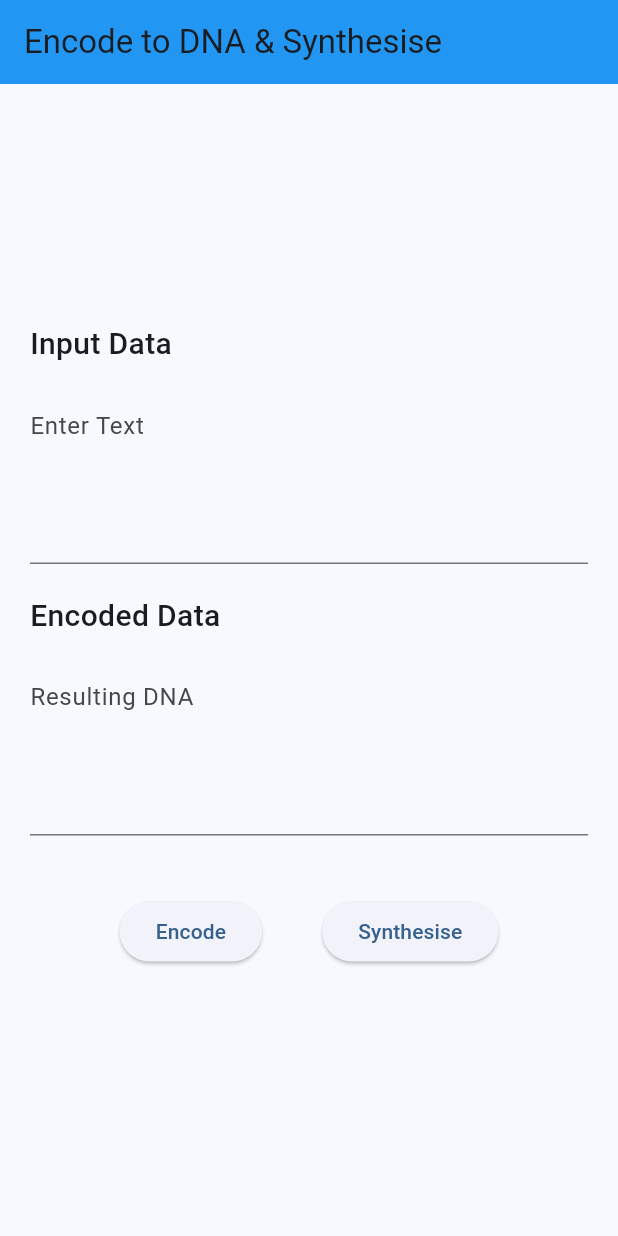
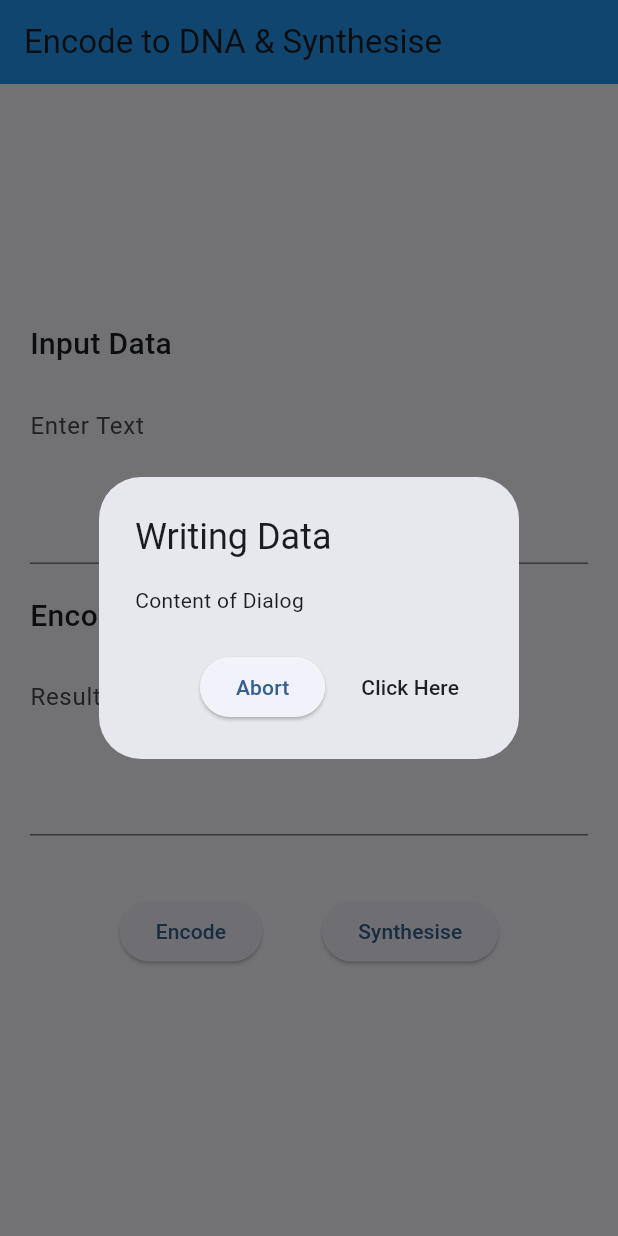
Before and after one commit to theinis/encode_app, a Flutter app: the screen it shows after launch, after a tap on "Synthesise", on a phone screen of 412 x 824 dp. Run offline on Flutter 3.47's test engine with Material 2 defaults, Android fonts, the phone set to English and light mode, and no system bars; missing offline and left inert: rest_api_client; Roboto replaces fonts that are missing (Poppins).

Commit message:
updates button

```diff
--- a/lib/main.dart
+++ b/lib/main.dart
@@ -2,18 +2,27 @@ import 'package:flutter/material.dart';
 import 'package:provider/provider.dart';
 import 'package:rest_api_client/rest_api_client.dart';
 import 'dart:math';
-import 'dart:convert';
+import 'dart:async';
+//import 'dart:convert';
 
 late IRestApiClient restApiClient;
 
-Future<Result> loginCall() async {
+Future<String> loginCall() async {
 
   Result response = await restApiClient.post(
     '/api/login',
     data: {'username': 'test', 'password': 'test'},
   );
 
-  return response;
+  return response.data['id'];
+}
+
+Future<String> checkLidState(var sessionID) async {
+
+  Result response = initCall(sessionID) as Result;
+
+  return response.data['id'];
+
 }
 
 Future<Result> initCall(var sessionID) async {
@@ -30,6 +39,51 @@ Future<Result> initCall(var sessionID) async {
   );
 
   return response;
+}
+
+addSynthesis(var sessionID, var sequence) async {
+
+  RestApiClientRequestOptions options = RestApiClientRequestOptions(
+    headers: {
+      'cookie': 'session='+sessionID,
+    }
+  );
+
+  var seq = {'sequence': sequence};
+
+  //check i data has to be map. Also, make more robust through with specific, time based ID for title
+  Result response = await restApiClient.post(
+    '/api/processRuns/queue',
+    options: options,
+    data: {
+      'answers': seq,
+      'cartridgeType': '2',
+      'chipKind': '2',
+      'priority': '0',
+      'processType': 'synthesis',
+      'title': 'test synthesis',
+    },
+  );
+
+/*
+    curl -X 'POST' \
+    --insecure \
+    -b ./kbcookies.txt  \
+    'https://${KILOBASERIP}:8443/api/processRuns/queue' \
+    -H 'accept: application/json' \
+    -H 'Content-Type: application/json' \
+    -d '{
+      "answers": {
+        "sequence": "AGCTAGCT"
+      },
+      "cartridgeType": "2",
+      "chipKind": "2",
+      "priority": 0,
+      "processType": "synthesis",
+      "title": "test synthesis"
+    }'
+*/
+
 }
 
 Future<Result> processRunCall(var sessionID, var runID) async {
@@ -107,7 +161,7 @@ class MyApp extends StatelessWidget {
     return ChangeNotifierProvider(
       create: (context) => MyAppState(),
       child: MaterialApp(
-        title: 'DNA App',
+        title: 'DNA Storage App',
         theme: ThemeData(
           useMaterial3: true,
           colorScheme: ColorScheme.fromSeed(seedColor: Colors.blue),
@@ -121,8 +175,84 @@ class MyApp extends StatelessWidget {
 class MyAppState extends ChangeNotifier {
 }
 
-class MyHomePage extends StatelessWidget {
+class MyHomePage extends StatefulWidget {
   @override
+  _MyHomePageState createState() => _MyHomePageState();
+}
+
+class _MyHomePageState extends State<MyHomePage> with TickerProviderStateMixin {
+
+  int _state = 0;
+
+  void animateButton() {
+
+    print("animate button");
+
+    setState(() {
+      _state = 1;
+    });
+
+    Timer(Duration(milliseconds: 3300), () {
+      setState(() {
+        _state = 2;
+      });
+    });
+  }
+
+  Widget setUpButtonChild() {
+    if (_state == 0) {
+      return Text(
+        "Click Here",
+      );
+    } else if (_state == 1) {
+      return CircularProgressIndicator(
+        valueColor: AlwaysStoppedAnimation<Color>(Colors.white),
+      );
+    } else {
+      return Icon(Icons.check);
+    }
+  }
+
+  void _showDialog(BuildContext context) {
+  showDialog(
+  context: context,
+  builder: (context) {
+    String contentText = "Content of Dialog";
+    String titleText  = "Writing Data";
+    String buttonText = "Open Lid";
+
+    AlertDialog dialog = AlertDialog (
+          title: Text(titleText),
+          content: Text(contentText),
+          actions: <Widget>[
+            ElevatedButton(
+              onPressed: () => Navigator.pop(context),
+              //this should lead to all state being removed, i.e., the queue cleared etc.
+              child: Text("Abort"),
+            ),
+            MaterialButton (
+              onPressed: () {
+                setState(() {
+                  if (_state == 0) {
+                    animateButton();
+                  }
+                });
+              },
+              child: setUpButtonChild(),
+
+            ),
+          ],
+        );
+
+    return StatefulBuilder(
+      builder: (context, setState) {
+        return dialog;
+      },
+    );
+  },
+);
+}
+
   Widget build(BuildContext context) {
     TextEditingController input = TextEditingController();
     TextEditingController dna = TextEditingController();
@@ -212,6 +342,9 @@ class MyHomePage extends StatelessWidget {
                   child: ElevatedButton (
                     onPressed: () async {
 
+                      _showDialog(context);
+
+                      /*
                       Result loginResponse = await loginCall();
 
                       print("finished call");
@@ -236,7 +369,7 @@ class MyHomePage extends StatelessWidget {
                       Result openLidResponse = await openLidCall(sessionID, runID);
 
                       print(openLidResponse.data);
-
+                      */
                     },
                     child: Text('Synthesise'),
                   ),
@@ -248,4 +381,9 @@ class MyHomePage extends StatelessWidget {
       ),
     );
   }
+
+  State<StatefulWidget> createState() {
+
+    throw UnimplementedError();
+  }
 }
```
